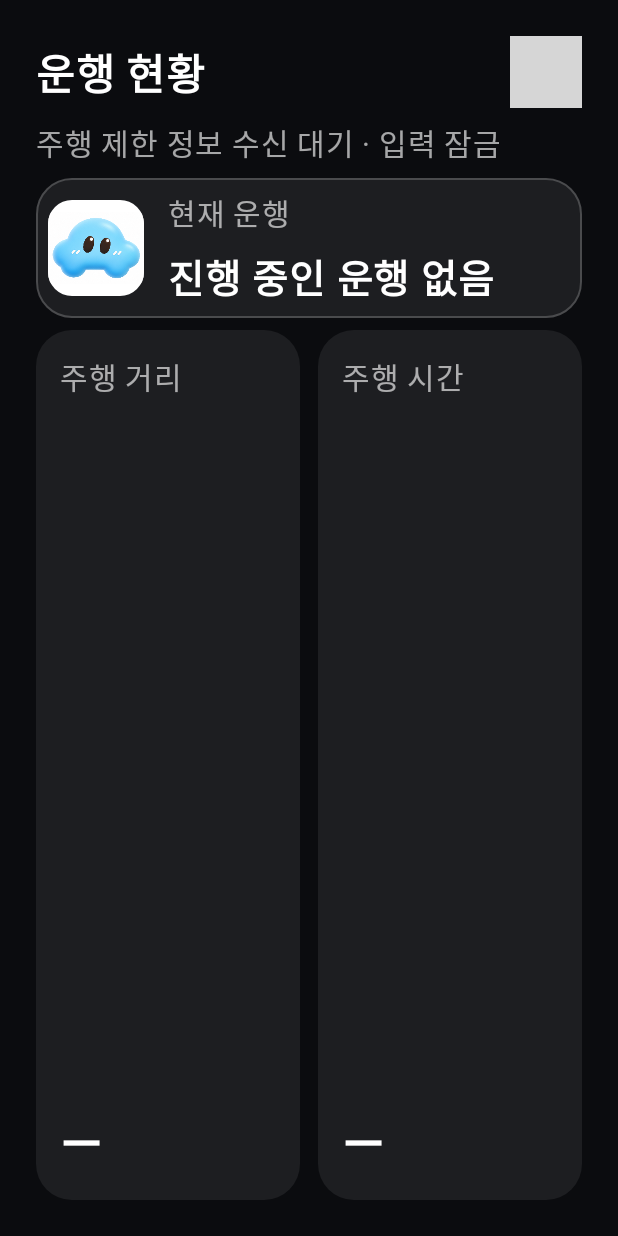
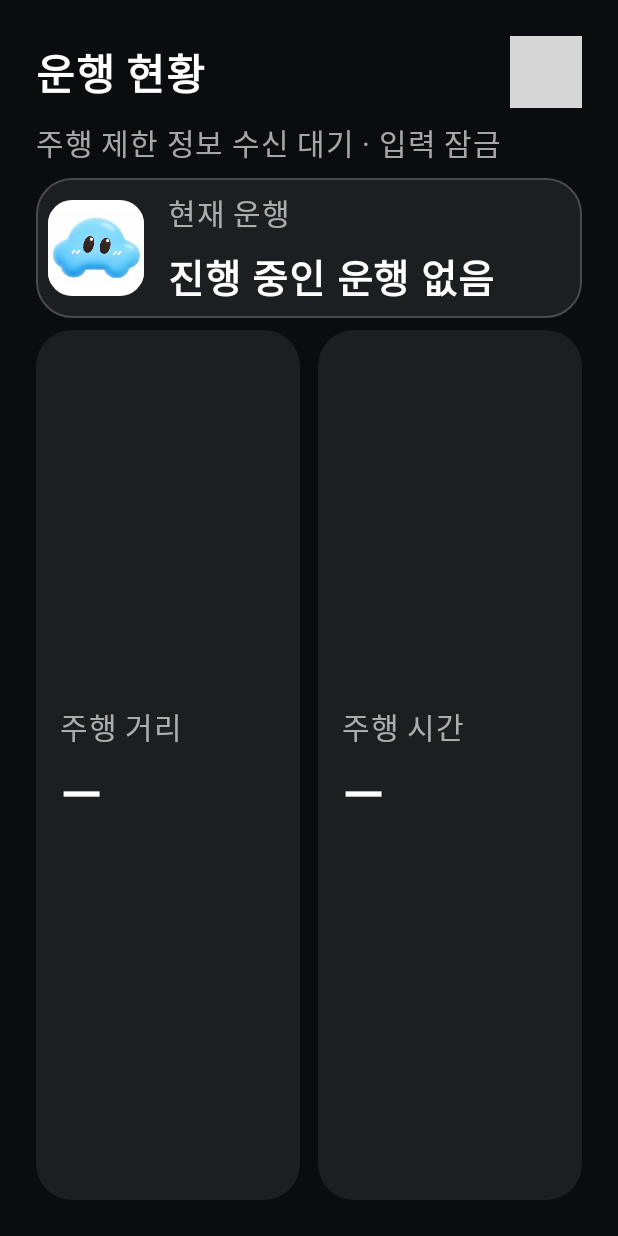
Before and after one commit to FrameMayoChuatang/AutoLog-app, an Android app built with Jetpack Compose: the composable RestrictedDrivingScreen shown on its own in the app's theme, on a phone screen of 412 x 824 dp. Run offline under Robolectric (Android 15) with nearby library versions, the phone set to English and light mode, and no system bars; libraries missing offline, so code that uses them is left out: ai.pleos.playground; pictures from the network do not load; 9 statements that could not run were skipped; grey boxes are pictures that could not be loaded.

Commit message:
style: 운행 수치와 항목명을 묶어 카드 내부 간격 축소

```diff
--- a/app/src/main/java/com/framemayo/autolog/ui/RestrictedDrivingScreen.kt
+++ b/app/src/main/java/com/framemayo/autolog/ui/RestrictedDrivingScreen.kt
@@ -142,19 +142,23 @@ private fun ReadOnlyTripValue(label: String, value: String, modifier: Modifier,
     val density = LocalDensity.current
     val baseStyle = LocalTextStyle.current
     Surface(modifier.fillMaxHeight().testTag("metric-$label"), shape = RoundedCornerShape(24.dp), color = VehicleUi.Surface) {
-        Column(Modifier.padding(if (compact) 16.dp else 32.dp)) {
-            Text(label, fontSize = if (compact) 20.sp else 24.sp, color = VehicleUi.Secondary)
-            Spacer(Modifier.height(if (compact) 4.dp else 12.dp))
-            BoxWithConstraints(Modifier.fillMaxWidth().weight(1f), contentAlignment = Alignment.BottomStart) {
+        BoxWithConstraints(Modifier.fillMaxSize().padding(if (compact) 16.dp else 32.dp)) {
             val preferred = if (compact) 36f else 88f
+            val gap = if (compact) 8.dp else 12.dp
+            val labelStyle = baseStyle.copy(fontSize = if (compact) 20.sp else 24.sp)
             val style = baseStyle.copy(fontSize = preferred.sp, lineHeight = (preferred * 1.2f).sp,
                 fontWeight = FontWeight.SemiBold)
+            val labelHeight = measurer.measure(AnnotatedString(label), style = labelStyle).size.height
             val measured = measurer.measure(AnnotatedString(value), style = style, softWrap = false).size
             // 카드 내부 공간과 글꼴 배율을 함께 반영해 단위까지 한 줄에 보존한다.
             val scale = with(density) {
                 minOf(1f, maxWidth.toPx() / measured.width.coerceAtLeast(1),
-                        maxHeight.toPx() / measured.height.coerceAtLeast(1))
+                    (maxHeight.toPx() - labelHeight - gap.toPx()).coerceAtLeast(1f) /
+                        measured.height.coerceAtLeast(1))
             }
+            Column(Modifier.fillMaxSize(), verticalArrangement = Arrangement.Center) {
+                Text(label, style = labelStyle, color = VehicleUi.Secondary)
+                Spacer(Modifier.height(gap))
                 Text(value, modifier = Modifier.fillMaxWidth(), style = style.copy(fontSize = (preferred * scale).sp,
                     lineHeight = (preferred * 1.2f * scale).sp),
                     color = VehicleUi.Primary, maxLines = 1, softWrap = false)
```
Lines whose indentation alone changed are shown as unchanged.
